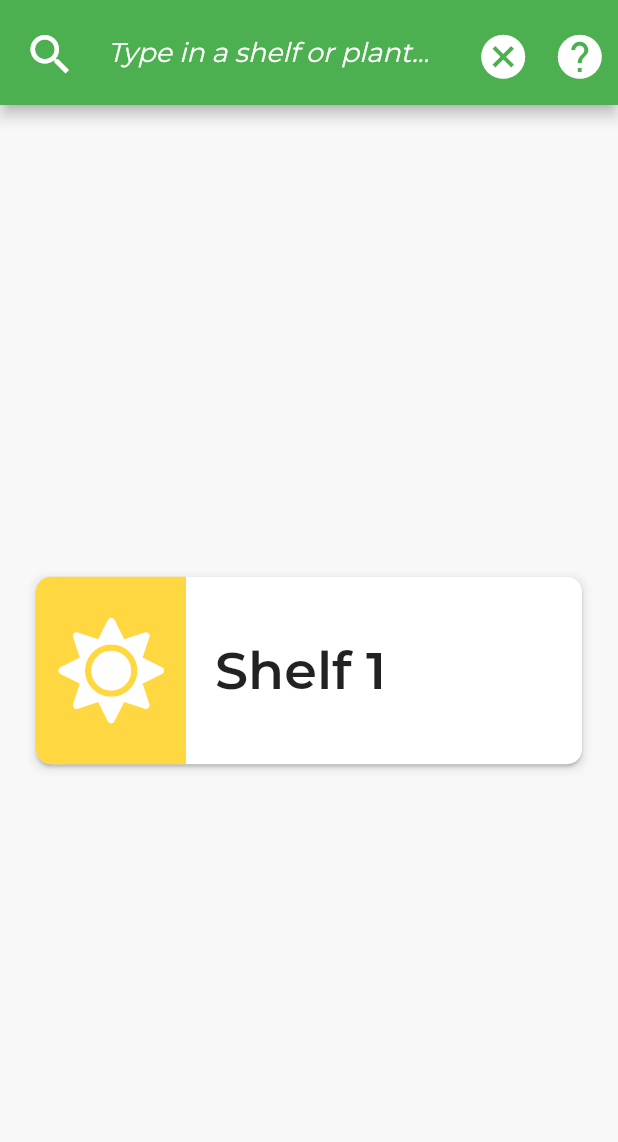
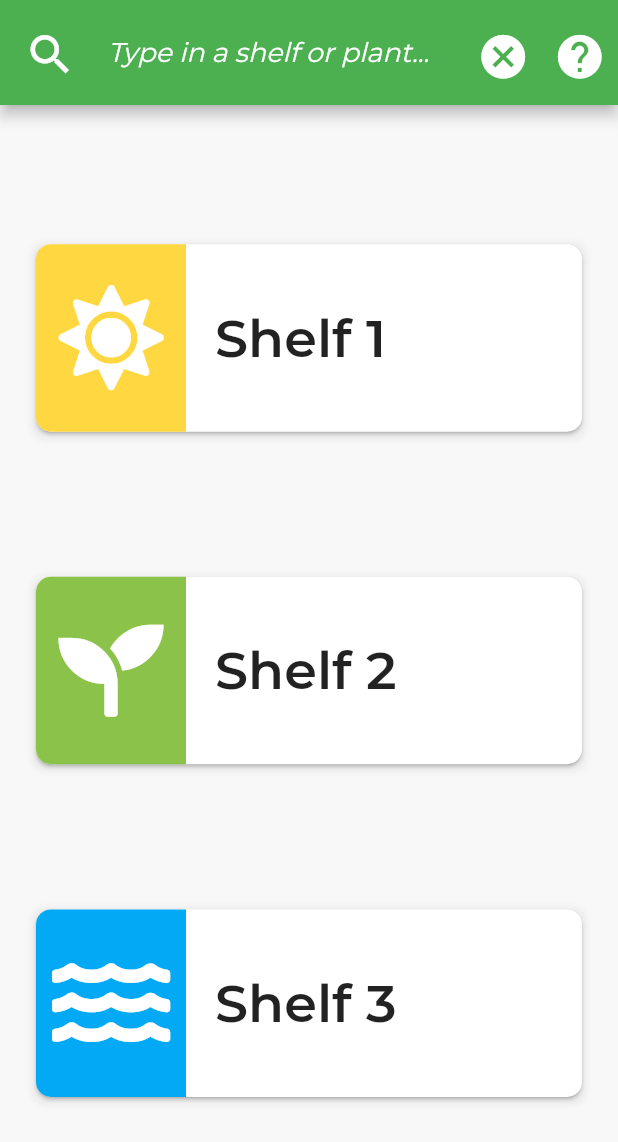
Before and after one commit to Senior-Design-ZotPonics/ZotPonicsMobileAppv3, a Flutter app: the screen it shows after launch, after a tap on the "search" icon, on a phone screen of 412 x 824 dp. Shown: the top 1142 px of the screen. Run offline on Flutter 3.47's test engine with Material 2 defaults, Android fonts, the phone set to English and light mode, and no system bars; our stand-ins replace font_awesome_flutter, platform; missing offline and left inert: flutter_local_notifications_platform_interface; network calls fail; project files that could hold a hidden picture were left out.

Commit message:
Fix bug with search entries only loading first element.

```diff
--- a/lib/homePage.dart
+++ b/lib/homePage.dart
@@ -50,7 +50,7 @@ class _HomePage extends State<HomePage> {
     shelf1 = ShelfButton('Shelf 1', Colors.amberAccent, FontAwesomeIcons.solidSun, _font, 1);
     shelf2 = ShelfButton('Shelf 2', Colors.lightGreen, FontAwesomeIcons.seedling, _font, 2);
     shelf3 = ShelfButton('Shelf 3', Colors.lightBlue, FontAwesomeIcons.water, _font, 3);
-    listedShelves.addAll([shelf1]);
+    listedShelves.addAll([shelf1, shelf2, shelf3]);
 
     displayReminderNotifPeriodically();
     titleText = Text(
@@ -91,6 +91,7 @@ class _HomePage extends State<HomePage> {
 
   ///Updates list of shelves to display based on user's inputted search
   void updateListedShelves(searchText) {
+    listedShelves.removeRange(0, listedShelves.length);
     switch (searchText) {
       case '1': { listedShelves = [shelf1]; }
         break;
@@ -120,6 +121,17 @@ class _HomePage extends State<HomePage> {
 
   ///Constructor
   _HomePage(this._font);
+
+  ///Returns list of shelves to display after updates in FutureBuilder.
+  Future<List<Widget>> getListedShelves() async{
+    return listedShelves;
+  }
+
+  ///Returns water level to display on home page.
+  double getWaterBaseLevel() {
+    SensorPostGet sensorData = sensorPostFromJson('1');
+    return sensorData.readings.last.baseLevel;
+  }
 
   @override
   Widget build(BuildContext context) {
@@ -217,12 +229,12 @@ class _HomePage extends State<HomePage> {
             )
         ),
         ///Info cards
-        body: FutureBuilder<SensorPostGet>(
-            future: getSensorData(1), ///Activates every time state changes
+        body: FutureBuilder<List<Widget>>(
+            future: getListedShelves(), ///Activates every time state changes
             builder: (context, snapshot) {
                 try { /// Display reservoir water level if possible
-                  List<Widget> shelvesWithWaterLevel = [TextWidget('Reservoir Water Level: ${snapshot.data.readings.last.baseLevel} cm', _font, Colors.black, FontWeight.w400, 15)];
-                  shelvesWithWaterLevel.addAll(listedShelves);
+                  List<Widget> shelvesWithWaterLevel = [TextWidget('Reservoir Water Level: ${getWaterBaseLevel()} cm', _font, Colors.black, FontWeight.w400, 15)];
+                  shelvesWithWaterLevel.addAll(snapshot.data);
                     return Column(
                         mainAxisAlignment: MainAxisAlignment.spaceEvenly,
                         crossAxisAlignment: CrossAxisAlignment.center,
@@ -230,12 +242,11 @@ class _HomePage extends State<HomePage> {
                     );
                 }
                 catch (e) { /// Display just the shelves if the water level can't be identified
-                  Column col = Column(
+                  return Column(
                       mainAxisAlignment: MainAxisAlignment.spaceEvenly,
                       crossAxisAlignment: CrossAxisAlignment.center,
-                      children: listedShelves
+                      children: snapshot.data
                   );
-                  return col;
                 }
             }
         )
```
